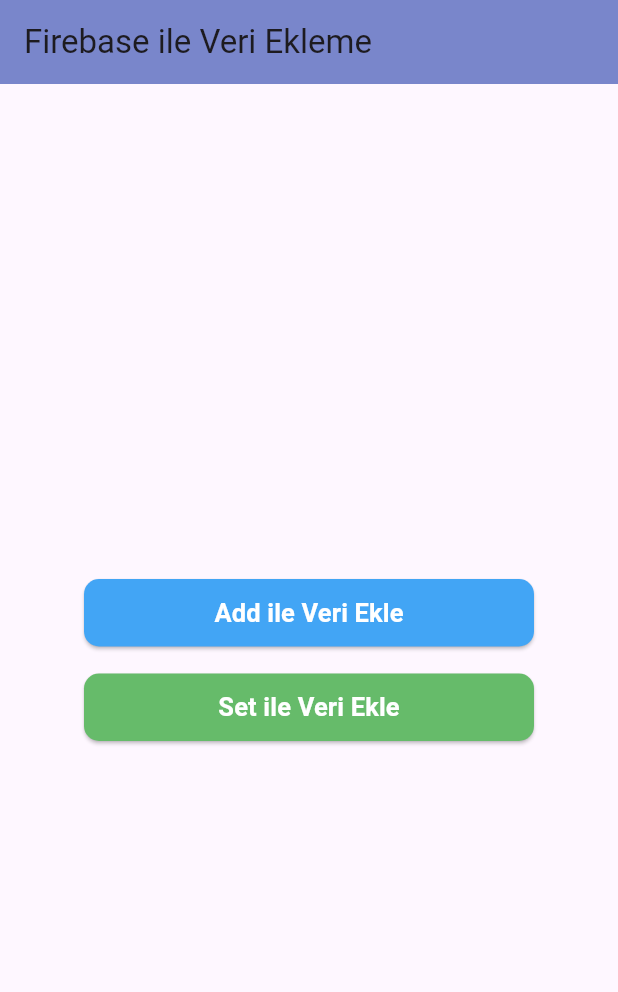
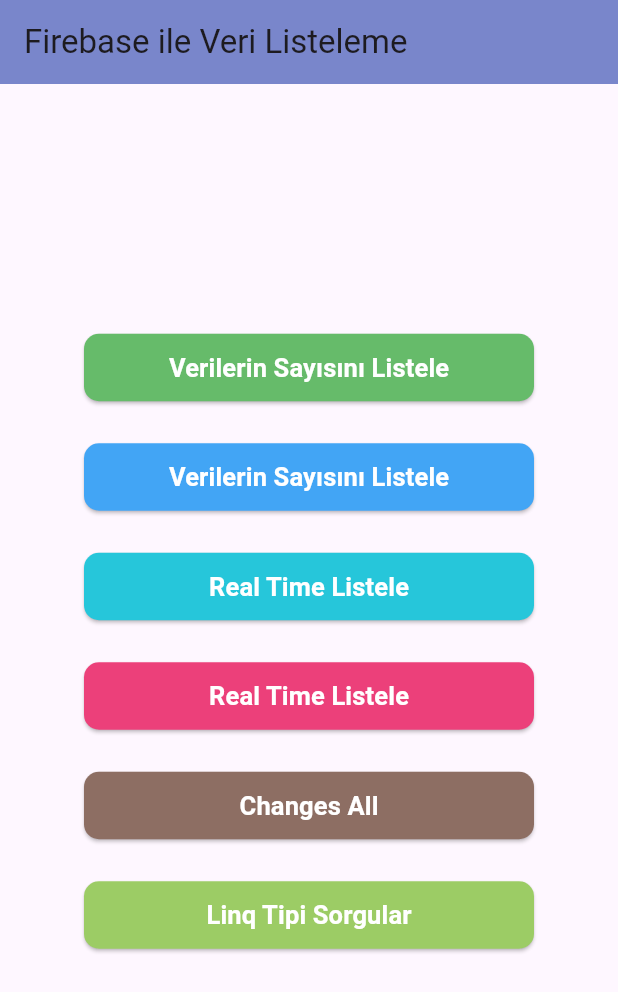
Before and after one commit to kutlusoftware/firebaseapp, a Flutter app: the screen it shows after launch, on a phone screen of 412 x 824 dp. Shown: the top 992 px of the screen. Run offline on Flutter 3.47's test engine with Material 3 defaults, Android fonts, the phone set to English and light mode, and no system bars; our stand-ins replace cloud_firestore, firebase_auth, firebase_core; accounts and stored records are empty.

```diff
--- /dev/null
+++ b/lib/dataList.dart
@@ -0,0 +1,267 @@
+import 'dart:async';
+
+import 'package:cloud_firestore/cloud_firestore.dart';
+import 'package:flutter/material.dart';
+
+class DataList extends StatefulWidget {
+  const DataList({super.key});
+
+  @override
+  State<DataList> createState() => _DataListState();
+}
+
+class _DataListState extends State<DataList> {
+  late FirebaseFirestore firestore;
+  late StreamSubscription userSubscribe;
+
+  @override
+  void initState() {
+    super.initState();
+    firestore = FirebaseFirestore.instance;
+  }
+
+  @override
+  Widget build(BuildContext context) {
+    return Scaffold(
+      appBar: AppBar(
+        title: Text("Firebase ile Veri Listeleme"),
+        backgroundColor: Colors.indigo.shade300,
+      ),
+      body: Center(
+        child: Column(
+          mainAxisAlignment: MainAxisAlignment.center,
+          children: [
+            ElevatedButton(
+              style: ElevatedButton.styleFrom(
+                foregroundColor: Colors.white,
+                backgroundColor: Colors.green.shade400,
+                shape: RoundedRectangleBorder(
+                  borderRadius: BorderRadius.circular(10),
+                ),
+                minimumSize: Size(300, 45),
+              ),
+              onPressed: () {
+                dataCountList();
+              },
+              child: Text(
+                "Verilerin Sayısını Listele",
+                style: TextStyle(fontWeight: FontWeight.bold, fontSize: 17),
+              ),
+            ),
+            SizedBox(height: 25),
+
+            ElevatedButton(
+              style: ElevatedButton.styleFrom(
+                foregroundColor: Colors.white,
+                backgroundColor: Colors.blue.shade400,
+                shape: RoundedRectangleBorder(
+                  borderRadius: BorderRadius.circular(10),
+                ),
+                minimumSize: Size(300, 45),
+              ),
+              onPressed: () {
+                dataIDList();
+              },
+              child: Text(
+                "Verilerin Sayısını Listele",
+                style: TextStyle(fontWeight: FontWeight.bold, fontSize: 17),
+              ),
+            ),
+            SizedBox(height: 25),
+
+            ElevatedButton(
+              style: ElevatedButton.styleFrom(
+                foregroundColor: Colors.white,
+                backgroundColor: Colors.cyan.shade400,
+                shape: RoundedRectangleBorder(
+                  borderRadius: BorderRadius.circular(10),
+                ),
+                minimumSize: Size(300, 45),
+              ),
+              onPressed: () {
+                dataRealTime();
+              },
+              child: Text(
+                "Real Time Listele",
+                style: TextStyle(fontWeight: FontWeight.bold, fontSize: 17),
+              ),
+            ),
+            SizedBox(height: 25),
+
+            ElevatedButton(
+              style: ElevatedButton.styleFrom(
+                foregroundColor: Colors.white,
+                backgroundColor: Colors.pink.shade400,
+                shape: RoundedRectangleBorder(
+                  borderRadius: BorderRadius.circular(10),
+                ),
+                minimumSize: Size(300, 45),
+              ),
+              onPressed: () {
+                dataStopRealTime();
+              },
+              child: Text(
+                "Real Time Listele",
+                style: TextStyle(fontWeight: FontWeight.bold, fontSize: 17),
+              ),
+            ),
+            SizedBox(height: 25),
+
+            ElevatedButton(
+              style: ElevatedButton.styleFrom(
+                foregroundColor: Colors.white,
+                backgroundColor: Colors.brown.shade400,
+                shape: RoundedRectangleBorder(
+                  borderRadius: BorderRadius.circular(10),
+                ),
+                minimumSize: Size(300, 45),
+              ),
+              onPressed: () {
+                changesAllDoc();
+              },
+              child: Text(
+                "Changes All",
+                style: TextStyle(fontWeight: FontWeight.bold, fontSize: 17),
+              ),
+            ),
+            SizedBox(height: 25),
+
+            ElevatedButton(
+              style: ElevatedButton.styleFrom(
+                foregroundColor: Colors.white,
+                backgroundColor: Colors.lightGreen.shade400,
+                shape: RoundedRectangleBorder(
+                  borderRadius: BorderRadius.circular(10),
+                ),
+                minimumSize: Size(300, 45),
+              ),
+              onPressed: () {
+                queryingData();
+              },
+              child: Text(
+                "Linq Tipi Sorgular",
+                style: TextStyle(fontWeight: FontWeight.bold, fontSize: 17),
+              ),
+            ),
+            SizedBox(height: 25),
+          ],
+        ),
+      ),
+    );
+  }
+
+  void dataCountList() async {
+    var usersDocuments = await firestore.collection("users").get();
+    //1. Yol
+    debugPrint(usersDocuments.size.toString());
+    //2.Yol
+    debugPrint(usersDocuments.docs.length.toString());
+
+    //ID'leri Listeleme
+    for (var user in usersDocuments.docs) {
+      debugPrint("Döküman ID : ${user.id}");
+    }
+  }
+
+  void dataIDList() async {
+    var gulayDoc = await firestore.doc("users/31Gj2IjeM3RNwAlaDSny").get();
+
+    //hepsi yazar
+    debugPrint(gulayDoc.data().toString());
+    debugPrint(gulayDoc.data()!["age"].toString());
+    debugPrint(gulayDoc.data()!["adress"]["street"].toString());
+  }
+
+  void dataRealTime() async {
+    //stream yapısını kulak gibi düşünebiliriz. Burada bir olay olmuş bana haber ver koleksiyonu ya da dökümanı dinleyebilirsin.
+    //Stream döndürür dinleme  için ön hazırlık
+    var userStream = firestore.collection("users").snapshots();
+    //Dinleme yapıyoruz.
+    userSubscribe = userStream.listen((event) {
+      //sadece bana değişeni ver aslında tek eleman verir ama foreach ile kullanılır.
+      event.docChanges.forEach((user) {
+        //Değişiklik olanın bilgisini verir
+        debugPrint(user.doc.data().toString());
+      });
+    });
+  }
+
+  void dataStopRealTime() async {
+    await userSubscribe.cancel();
+  }
+
+  void changesAllDoc() async {
+    var userStream = firestore.collection("users").snapshots();
+    //Dinleme yapıyoruz.
+    userSubscribe = userStream.listen((event) {
+      event.docs.forEach((user) {
+        debugPrint(user.data().toString());
+      });
+    });
+  }
+
+  void queryingData() async {
+    var userRef = firestore.collection("users");
+    //38 yaşında olanları listeler.
+
+    var result = await userRef.where("age", isEqualTo: 22).get();
+
+    var result1 = await userRef.where("name", isEqualTo: "Onurr").get();
+
+    for (var user in result.docs) {
+      // debugPrint(user.data().toString());
+      debugPrint(user.data()["name"]["school"].toString());
+    }
+  }
+
+  // Yaş Aralığı Yaparak Sorgulama
+  void queryingDataTwo() async {
+    var userRef = firestore.collection("users");
+    var result = await userRef.where("age", whereIn: [54, 60]).get();
+
+    for (var user in result.docs) {
+      debugPrint(user.data()["name"].toString());
+    }
+  }
+
+  //Limit yaparak sorgulama
+  void queryingDataThree() async {
+    var userRef = firestore.collection("users").limit(2);
+    var result = await userRef.where("age", whereIn: [54, 60]).get();
+
+    for (var user in result.docs) {
+      debugPrint(user.data().toString());
+    }
+  }
+
+  //Siyah olanlar
+  void queryingDataFour() async {
+    var userRef = firestore.collection("users");
+    var result = await userRef.where("colors", arrayContains: "Siyah").get();
+
+    for (var user in result.docs) {
+      debugPrint(user.data().toString());
+    }
+  }
+
+  // Yaşa Göre Sıralama
+  void queryingDataFive() async {
+    var userRef = firestore.collection("users");
+    var result = await userRef.orderBy("age", descending: true).get();
+
+    for (var user in result.docs) {
+      debugPrint(user.data().toString());
+    }
+  }
+
+  void queryingDataSix() async {
+    var userRef = firestore.collection("users");
+    var result = await userRef.orderBy("name").startAt(["Gü"]).endAt([
+      "Gü" + "\uf8ff",
+    ]).get();
+
+    for (var user in result.docs) {
+      debugPrint(user.data().toString());
+    }
+  }
+}
--- a/lib/main.dart
+++ b/lib/main.dart
@@ -1,5 +1,6 @@
 import 'package:firebase_auth/firebase_auth.dart';
 import 'package:firebase_core/firebase_core.dart';
+import 'package:firebaseapp/dataList.dart';
 import 'package:firebaseapp/firebase_firestore_kullanimi.dart';
 import 'package:firebaseapp/firebase_options.dart';
 import 'package:flutter/material.dart';
@@ -17,10 +18,7 @@ class MyApp extends StatelessWidget {
 
   @override
   Widget build(BuildContext context) {
-    return MaterialApp(
-      debugShowCheckedModeBanner: false,
-      home: FirebaseFirestoreKullanimi(),
-    );
+    return MaterialApp(debugShowCheckedModeBanner: false, home: DataList());
   }
 }
 
```
Also changed, not shown: lib/firebase_firestore_kullanimi.dart (+155 -16 lines).
